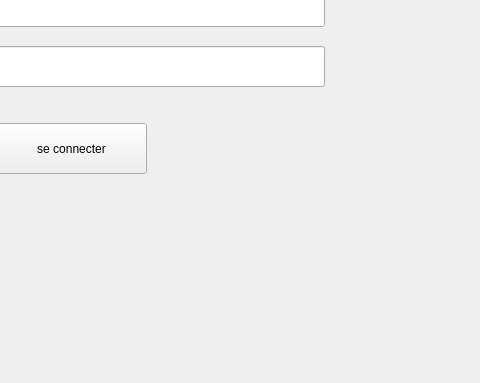
helamoalla/olympic_games_2A16, file integration_OlympiUp/mainwindow.ui: the form before one commit; both pictures show x 366 to 846 and y 314 to 697 of the 1305 by 697 pixel window.
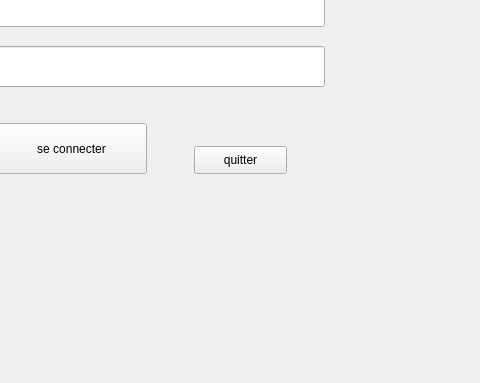
The form after the commit. The open tabs and pages were chosen to show the change. Icons and pictures are not drawn.

Patch:
```diff
--- a/integration_OlympiUp/mainwindow.ui
+++ b/integration_OlympiUp/mainwindow.ui
@@ -121,6 +121,19 @@
        <bool>true</bool>
       </property>
      </widget>
+     <widget class="QPushButton" name="quitter">
+      <property name="geometry">
+       <rect>
+        <x>480</x>
+        <y>430</y>
+        <width>93</width>
+        <height>28</height>
+       </rect>
+      </property>
+      <property name="text">
+       <string>quitter</string>
+      </property>
+     </widget>
     </widget>
     <widget class="QWidget" name="page_3">
      <widget class="QTabWidget" name="impression_badges">
```
Left out of the diff: 2 changed lines with no effect on the pictures.
